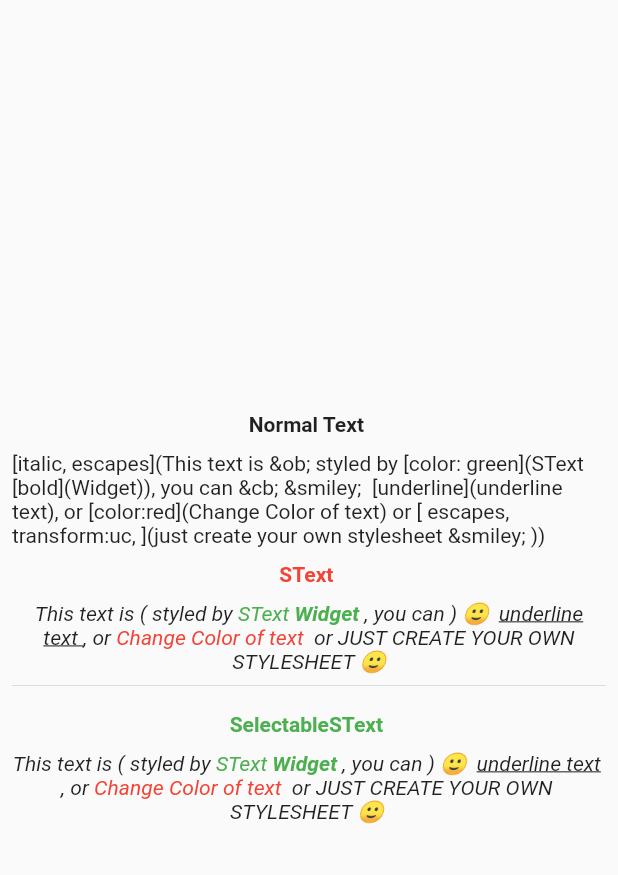
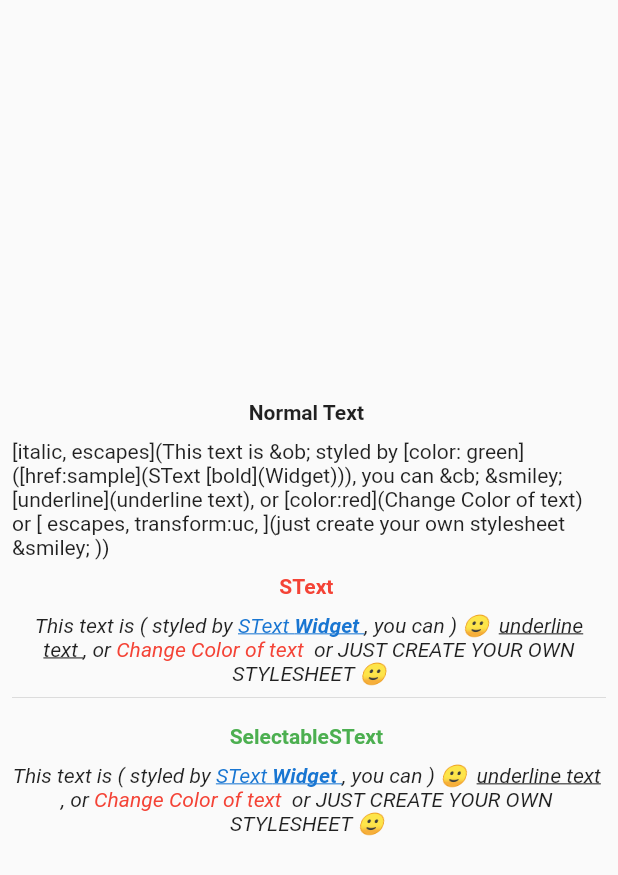
Before and after one commit to raj457036/super_text, a Flutter app: the screen it shows after launch, on a phone screen of 412 x 824 dp. Shown: the top 875 px of the screen. Run offline on Flutter 3.47's test engine with Material 2 defaults, Android fonts, the phone set to English and light mode, and no system bars; our stand-ins replace equatable.

Commit message:
added a hyperlink modifier

```diff
--- a/example/lib/main.dart
+++ b/example/lib/main.dart
@@ -60,6 +60,10 @@ class MyApp extends StatelessWidget {
       "escapes": EscapeModifiers(customEscapes: {
         "smiley": '🙂',
       }),
+      "href": HyperlinkModifier({
+        "sample": () =>
+            print("hello world :: open a web page with this tap..."),
+      }),
     };
   }
 }
@@ -69,7 +73,7 @@ class Home extends StatelessWidget {
 
   @override
   Widget build(BuildContext context) {
-    final iString = "[color: green](SText [bold](Widget))";
+    final iString = "[color: green]([href:sample](SText [bold](Widget)))";
     final text =
         "[italic, escapes](This text is &ob; styled by $iString, you can &cb; &smiley;  [underline](underline text), or"
         " [color:red](Change Color of text) or [ escapes, transform:uc, ](just create your"
--- a/lib/src/modifiers/escape_modifier.dart
+++ b/lib/src/modifiers/escape_modifier.dart
@@ -1,8 +1,8 @@
-import '../../super_text.dart';
+import '../super_text_style.dart';
 
-/// A [SuperTextStyle] that helps in escaping characters in
-/// [SText] widget.
 class EscapeModifiers extends SuperTextStyle {
+  /// A [SuperTextStyle] that helps in escaping characters in
+  /// [SText] widget.
   EscapeModifiers({Map<String, String> customEscapes = const {}})
       : super(
           transform: (source, arg) {
--- /dev/null
+++ b/lib/src/modifiers/hyperlink_modifier.dart
@@ -0,0 +1,23 @@
+import 'package:flutter/gestures.dart';
+import 'package:flutter/material.dart';
+
+import '../super_text_style.dart';
+
+class HyperlinkModifier extends SuperTextStyle {
+  /// A [SuperTextStyle] that helps in adding tap gestures on
+  /// [SText] widget.
+  HyperlinkModifier(Map<String, void Function()> routes,
+      {Color? color, bool underline = true})
+      : super(
+          builder: (arg) => TextStyle(
+            color: color ?? Colors.blue.shade700,
+            decoration:
+                underline ? TextDecoration.underline : TextDecoration.none,
+          ),
+          recognizer: (arg) {
+            final callback =
+                routes[arg] ?? () => print('$arg route callback not found!');
+            return TapGestureRecognizer()..onTap = callback;
+          },
+        );
+}
--- a/lib/src/style_applier.dart
+++ b/lib/src/style_applier.dart
@@ -54,7 +54,7 @@ class StyleApplier {
       }
 
       if (sts?.recognizer != null)
-        winnerGesture ??= sts?.recognizer!(style.modifier);
+        winnerGesture = sts?.recognizer!(style.modifier);
       winnerCursor ??= sts?.mouseCursor;
 
       if (sts?.onEnter != null) {
--- a/lib/super_text.dart
+++ b/lib/super_text.dart
@@ -10,6 +10,7 @@ import 'package:flutter/material.dart';
 export 'src/super_text_style_provider.dart';
 export 'src/super_text_style.dart';
 export 'src/modifiers/escape_modifier.dart';
+export 'src/modifiers/hyperlink_modifier.dart';
 
 class SText extends StatelessWidget {
   /// The text to display.
```
